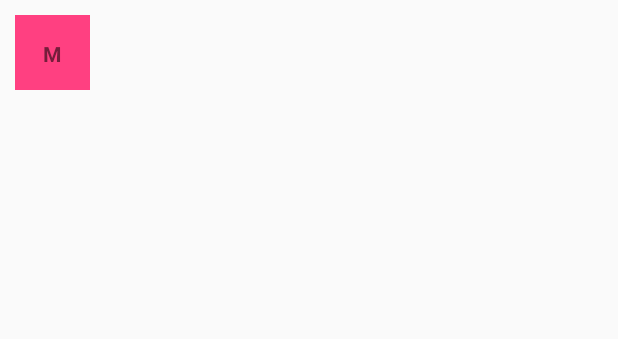
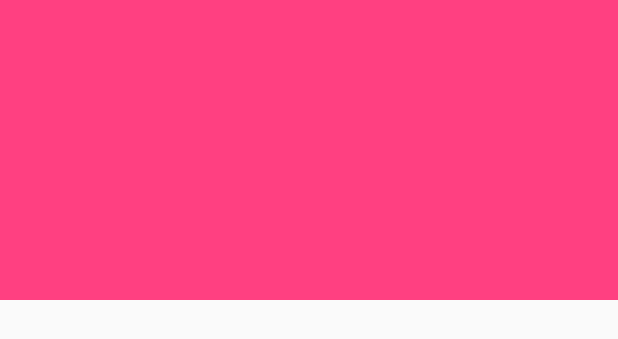
Before and after one commit to fernandoapeguero/MovieAlley, an Android app: the layout movie_item_list.xml on its own in the app's theme, with its tools: preview values and no code run, on a phone screen of 412 x 824 dp. Shown: the top 339 px of the screen. Run offline under Robolectric (Android 15) with nearby library versions, the phone set to English and light mode, and no system bars.

Commit message:
fix recycleiew not displaying anything i forgot to return the size of the fake data i was applying to the view now need to created a class to read the json data and them apply it to the view

```diff
--- a/app/build.gradle
+++ b/app/build.gradle
@@ -20,8 +20,10 @@ android {
 
 dependencies {
     implementation fileTree(dir: 'libs', include: ['*.jar'])
+    //noinspection GradleCompatible
     implementation 'com.android.support:appcompat-v7:27.1.1'
     implementation 'com.android.support:recyclerview-v7:27.1.1'
+    implementation 'com.squareup.picasso:picasso:2.71828'
     testImplementation 'junit:junit:4.12'
 
     androidTestImplementation 'com.android.support.test:runner:1.0.2'
--- a/app/src/main/java/com/example/nico/moviealley/MainActivity.java
+++ b/app/src/main/java/com/example/nico/moviealley/MainActivity.java
@@ -11,6 +11,7 @@ import android.view.MenuItem;
 import android.widget.TextView;
 import android.widget.Toast;
 
+import com.example.nico.moviealley.JsonData.JsonData;
 import com.example.nico.moviealley.Utils.MovieNetworkUtils;
 
 import java.io.IOException;
@@ -20,7 +21,7 @@ public class MainActivity extends AppCompatActivity {
 
     RecyclerView mRecycleView ;
     MovieAdapter mAdapter;
-    int numberOfColumns = 6;
+    int numberOfColumns = 2;
 
     @Override
     protected void onCreate(Bundle savedInstanceState) {
@@ -97,6 +98,7 @@ public class MainActivity extends AppCompatActivity {
         protected void onPostExecute(String s) {
             if(s != null && !s.equals("")){
                 Toast.makeText(MainActivity.this, "Yeah Json is here", Toast.LENGTH_SHORT).show();
+                JsonData.jsonParse(s);
 
             }
             super.onPostExecute(s);
--- a/app/src/main/res/layout/movie_item_list.xml
+++ b/app/src/main/res/layout/movie_item_list.xml
@@ -1,17 +1,14 @@
 <?xml version="1.0" encoding="utf-8"?>
 <LinearLayout xmlns:android="http://schemas.android.com/apk/res/android"
-    android:layout_width="50dp" android:layout_height="50dp"
+    android:layout_width="match_parent" android:layout_height="wrap_content"
     android:orientation="horizontal"
-   android:layout_margin="10dp">
+  >
 
 
-    <TextView
-        android:id="@+id/movie_title"
-        android:layout_width="wrap_content"
-        android:layout_height="wrap_content"
-        android:padding="16sp"
-        android:gravity="center"
-        android:text="Movie Title"
+    <ImageView
+        android:id="@+id/movie_poster"
+        android:layout_width="match_parent"
+        android:layout_height="200dp"
         android:textStyle="bold"
         android:background="@color/colorAccent"/>
 
```
Also changed, not shown: app/src/main/java/com/example/nico/moviealley/JsonData/JsonData.java (added, +45 -0 lines), app/src/main/java/com/example/nico/moviealley/MovieAdapter.java (+7 -4 lines), app/src/main/java/com/example/nico/moviealley/MovieInfoHolder.java (+5 -5 lines), app/src/main/java/com/example/nico/moviealley/Utils/MovieNetworkUtils.java (+7 -7 lines).
